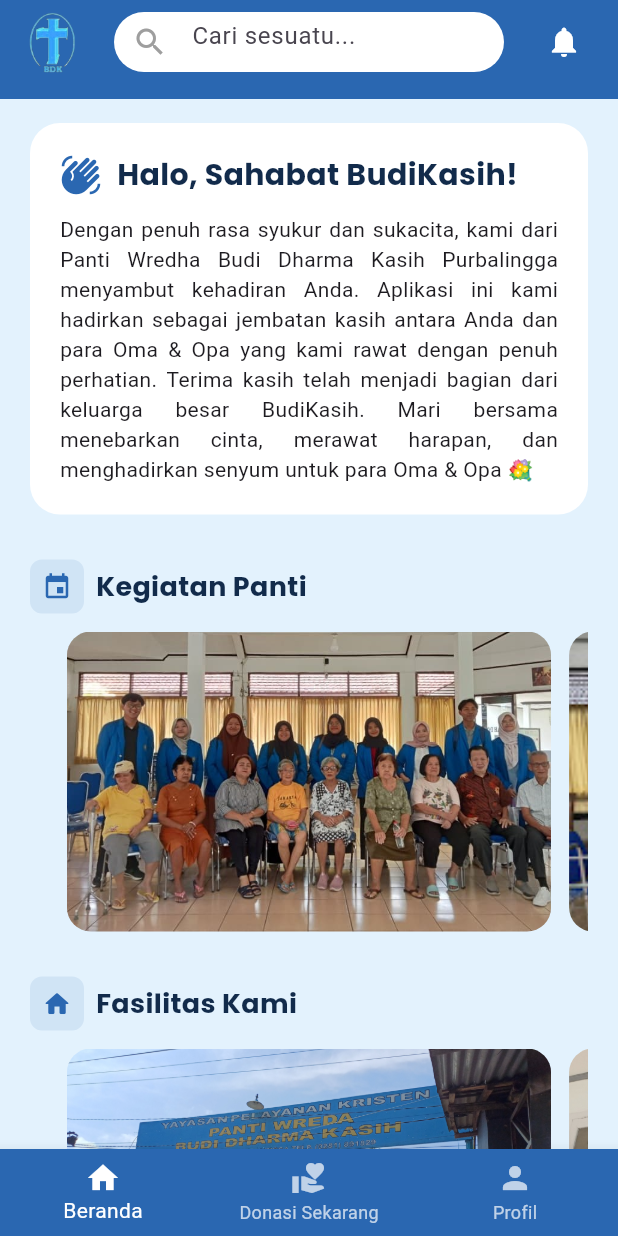
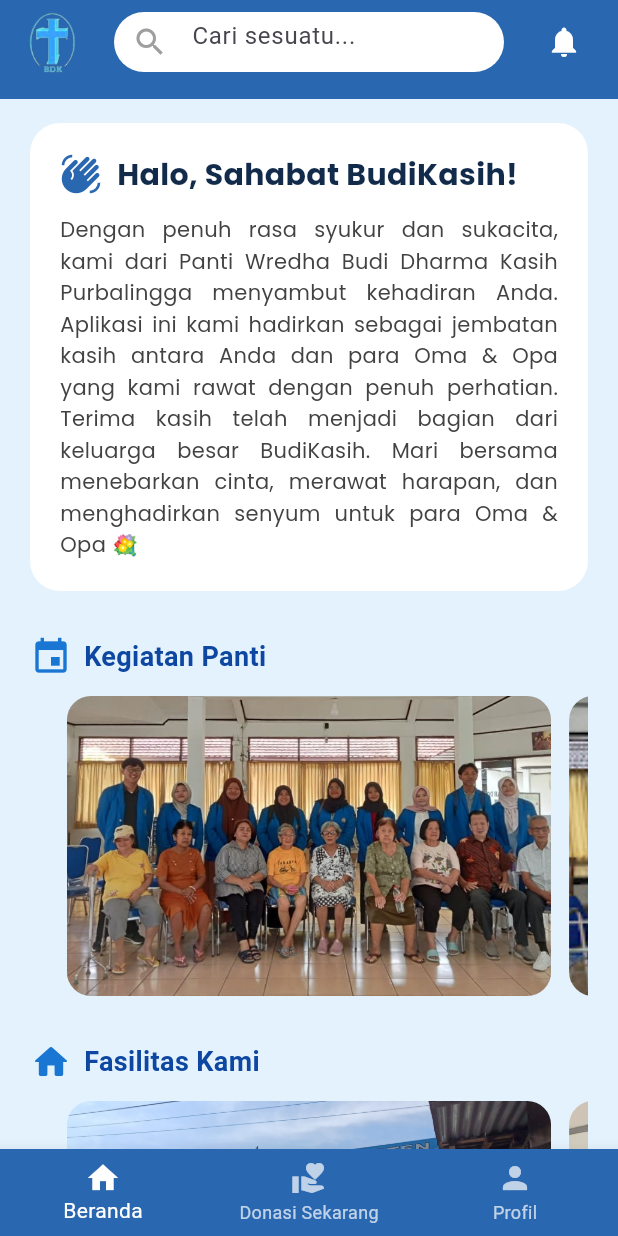
Before and after one commit to rabanialya/tubesppb, a Flutter app: the HomePage screen opened by its route, on a phone screen of 412 x 824 dp. Run offline on Flutter 3.47's test engine with Material 3 defaults, Android fonts, the phone set to English and light mode, and no system bars; our stand-ins replace google_fonts, image_picker, supabase_flutter; accounts and stored records are empty.

Commit message:
perbaikan widgets

```diff
--- a/BudiKasih/fullapp/lib/widgets/auth/custom_text_field.dart
+++ b/BudiKasih/fullapp/lib/widgets/auth/custom_text_field.dart
@@ -10,6 +10,7 @@
   final Widget? suffixIcon;
   final TextInputType? keyboardType;
   final int? maxLines;
+
 
   const CustomTextField({
     Key? key,
--- a/BudiKasih/fullapp/lib/widgets/homepage/home_welcome_card.dart
+++ b/BudiKasih/fullapp/lib/widgets/homepage/home_welcome_card.dart
@@ -8,6 +8,7 @@
   @override
   Widget build(BuildContext context) {
     return Container(
+      width: double.infinity,
       padding: const EdgeInsets.all(20),
       decoration: BoxDecoration(
         color: Colors.white,
@@ -16,15 +17,50 @@
       child: Column(
         crossAxisAlignment: CrossAxisAlignment.start,
         children: [
+          /// HEADER
           Row(
+            crossAxisAlignment: CrossAxisAlignment.start,
             children: [
-              const Icon(Icons.waving_hand, color: AppColors.primaryBlue, size: 28),
+              const Icon(
+                Icons.waving_hand,
+                color: AppColors.primaryBlue,
+                size: 28,
+              ),
               const SizedBox(width: 10),
-              Text('Halo, Sahabat BudiKasih!', style: AppTextStyles.heading.copyWith(fontSize: 20, color: AppColors.darkBlue)),
+
+              /// PENTING: Expanded biar responsive
+              Expanded(
+                child: Text(
+                  'Halo, Sahabat BudiKasih!',
+                  style: AppTextStyles.heading.copyWith(
+                    fontSize: 20,
+                    color: AppColors.darkBlue,
+                  ),
+                  maxLines: 2,
+                  overflow: TextOverflow.ellipsis,
+                ),
+              ),
             ],
           ),
+
           const SizedBox(height: 12),
-          Text('Dengan penuh rasa syukur dan sukacita, kami dari Panti Wredha Budi Dharma Kasih Purbalingga menyambut kehadiran Anda. Aplikasi ini kami hadirkan sebagai jembatan kasih antara Anda dan para Oma & Opa yang kami rawat dengan penuh perhatian. Terima kasih telah menjadi bagian dari keluarga besar BudiKasih. Mari bersama menebarkan cinta, merawat harapan, dan menghadirkan senyum untuk para Oma & Opa 💐', textAlign: TextAlign.justify,),
+
+          /// DESKRIPSI
+          Text(
+            'Dengan penuh rasa syukur dan sukacita, kami dari Panti Wredha '
+            'Budi Dharma Kasih Purbalingga menyambut kehadiran Anda. '
+            'Aplikasi ini kami hadirkan sebagai jembatan kasih antara Anda '
+            'dan para Oma & Opa yang kami rawat dengan penuh perhatian. '
+            'Terima kasih telah menjadi bagian dari keluarga besar BudiKasih. '
+            'Mari bersama menebarkan cinta, merawat harapan, dan menghadirkan '
+            'senyum untuk para Oma & Opa 💐',
+            textAlign: TextAlign.justify,
+            softWrap: true,
+            style: AppTextStyles.body.copyWith(
+              height: 1.5,
+              color: Colors.grey.shade800,
+            ),
+          ),
         ],
       ),
     );
--- a/BudiKasih/fullapp/lib/widgets/homepage/section_header.dart
+++ b/BudiKasih/fullapp/lib/widgets/homepage/section_header.dart
@@ -1,6 +1,4 @@
 import 'package:flutter/material.dart';
-import '../../themes/colors.dart';
-import '../../themes/text_styles.dart';
 
 class SectionHeader extends StatelessWidget {
   final String title;
@@ -16,16 +14,22 @@
   Widget build(BuildContext context) {
     return Row(
       children: [
-        Container(
-          padding: const EdgeInsets.all(8),
-          decoration: BoxDecoration(
-            color: AppColors.primaryBlue.withOpacity(0.1),
-            borderRadius: BorderRadius.circular(8),
-          ),
-          child: Icon(icon, color: AppColors.primaryBlue, size: 20),
+        Icon(
+          icon,
+          color: Colors.blue.shade700,
+          size: 28,
         ),
         const SizedBox(width: 8),
-        Text(title, style: AppTextStyles.heading.copyWith(fontSize: 18, color: AppColors.darkBlue)),
+        Expanded(
+          child: Text(
+            title,
+            style: TextStyle(
+              fontSize: 18,
+              fontWeight: FontWeight.bold,
+              color: Colors.blue.shade900,
+            ),
+          ),
+        ),
       ],
     );
   }
```
Also changed, not shown: BudiKasih/fullapp/lib/widgets/donation/cash_donation_form.dart (+8 -2 lines), BudiKasih/fullapp/lib/widgets/donation/goods_donation_form.dart (+67 -83 lines).
